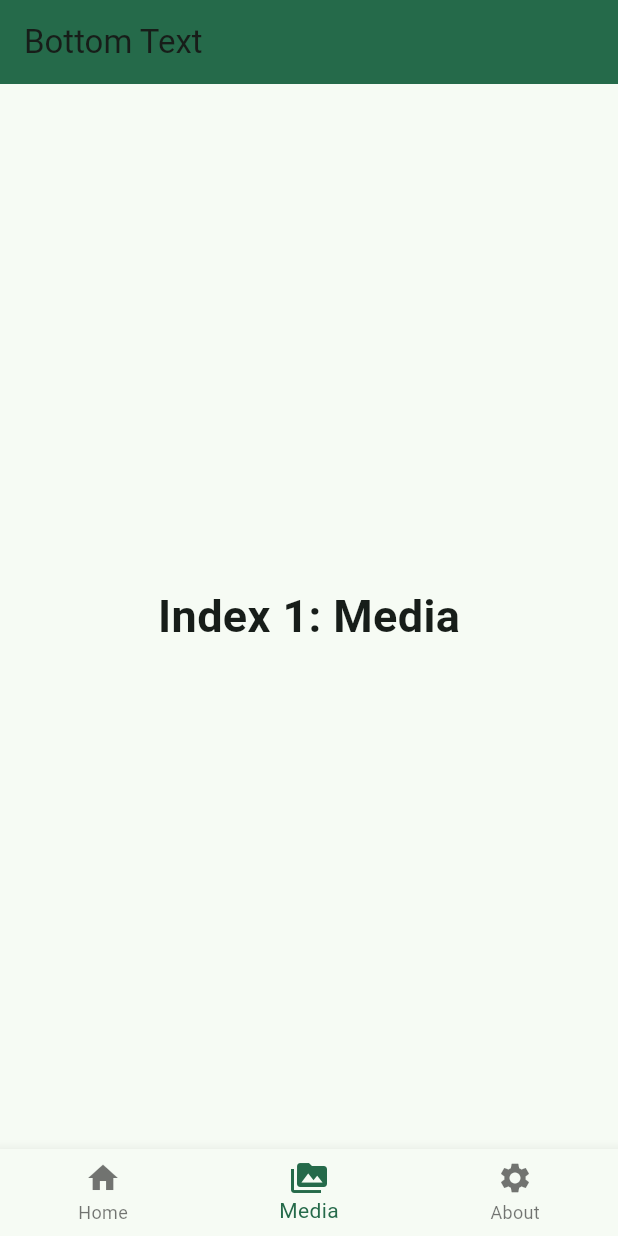
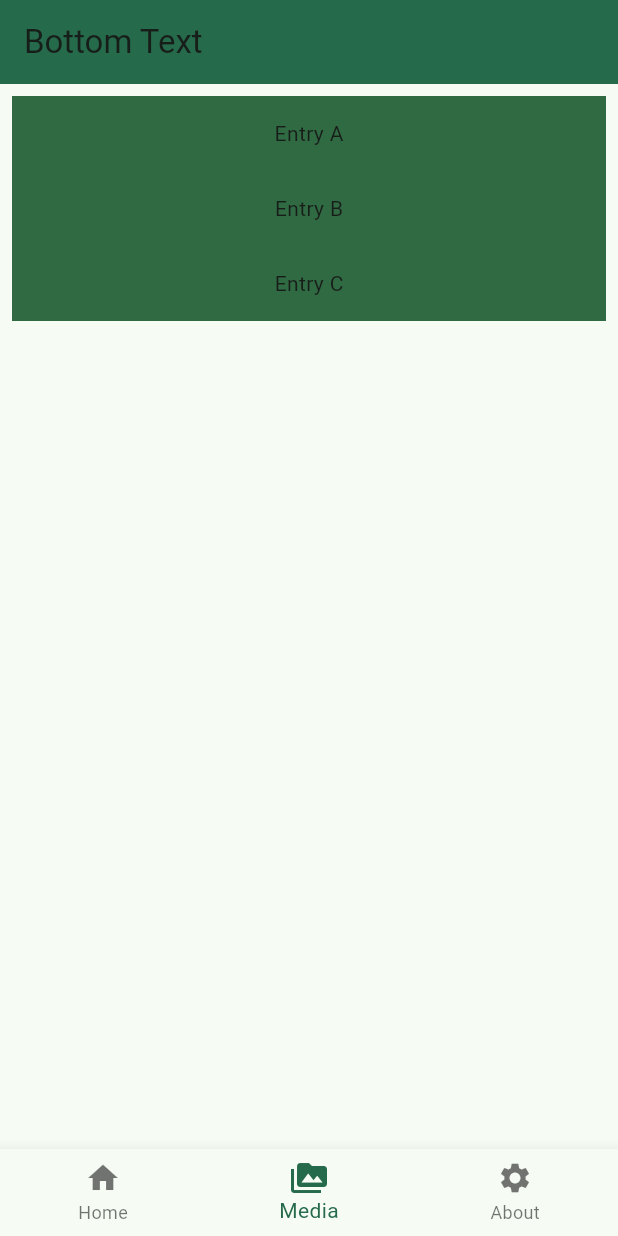
Before and after one commit to DenisDagbert/AMSE_Denis_Dagbert, a Flutter app: the screen it shows after launch, item 2 of the bottom bar chosen, on a phone screen of 412 x 824 dp. Run offline on Flutter 3.47's test engine with Material 3 defaults, Android fonts, the phone set to English and light mode, and no system bars.

Commit message:
ListView added

```diff
--- a/tp1/lib/main.dart
+++ b/tp1/lib/main.dart
@@ -25,19 +25,40 @@ class BottomNavigationBarExample extends StatefulWidget {
       _BottomNavigationBarExampleState();
 }
 
-class _BottomNavigationBarExampleState
-    extends State<BottomNavigationBarExample> {
+class _BottomNavigationBarExampleState extends State<BottomNavigationBarExample> {
   int _selectedIndex = 0;
-  static const TextStyle optionStyle =
-      TextStyle(fontSize: 30, fontWeight: FontWeight.bold);
-  static const List<Widget> _widgetOptions = <Widget>[
+  static const TextStyle optionStyle = TextStyle(fontSize: 30, fontWeight: FontWeight.bold);
+  static var theme = ThemeData(useMaterial3: true,colorScheme: ColorScheme.fromSeed(seedColor: const Color.fromARGB(255, 45, 194, 110)));
+  static List<Widget> _widgetOptions = <Widget>[
     Text(
       'Index 0: Home',
       style: optionStyle,
     ),
-    Text(
-      'Index 1: Media',
-      style: optionStyle,
+    //Text(
+    //  'Index 1: Media',
+    //  style: optionStyle,
+    //),
+    ListView(
+      padding: const EdgeInsets.all(8),
+      children: <Widget>[
+        Container(
+          height: 50,
+          color : theme.colorScheme.primary,
+          //color: theme.colorScheme.primary,
+          //color: (ThemeData get).colorScheme.primary,
+          child: const Center(child: Text('Entry A')),
+        ),
+        Container(
+          height: 50,
+          color: theme.colorScheme.primary,
+          child: const Center(child: Text('Entry B')),
+        ),
+        Container(
+          height: 50,
+          color: theme.colorScheme.primary,
+          child: const Center(child: Text('Entry C')),
+        ),
+      ],
     ),
     Text(
       'Index 2: About',
```
